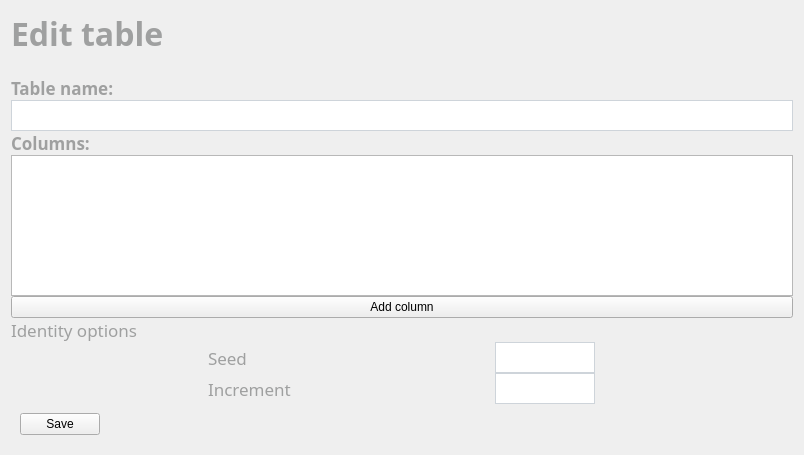
Old version of the form NBAdmin/ModifyTableTab.ui in the repository gitnitrosbase/QtAdmin.
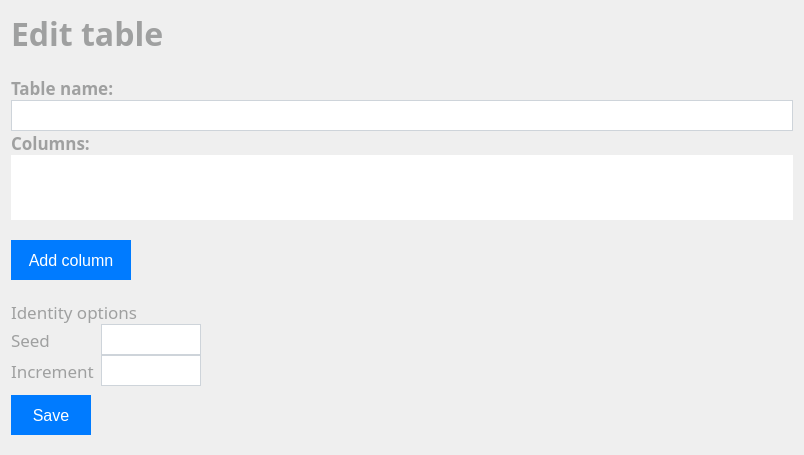
New version of the form. Icons and pictures are not drawn.

What changed in the file:
```diff
--- a/NBAdmin/ModifyTableTab.ui
+++ b/NBAdmin/ModifyTableTab.ui
@@ -18,77 +18,71 @@
     <number>0</number>
    </property>
    <item row="8" column="0">
-    <widget class="QLabel" name="label_3">
-     <property name="font">
-      <font>
-       <family>Segoe UI Semibold</family>
-       <pointsize>13</pointsize>
-      </font>
-     </property>
-     <property name="styleSheet">
-      <string notr="true">color: #9fa0a0;</string>
-     </property>
-     <property name="text">
-      <string>Identity options</string>
-     </property>
-    </widget>
-   </item>
-   <item row="10" column="0" alignment="Qt::AlignLeft">
-    <widget class="QWidget" name="horizontalWidget" native="true">
-     <layout class="QHBoxLayout" name="horizontalLayout">
-      <item>
-       <widget class="QPushButton" name="saveButton">
-        <property name="sizePolicy">
-         <sizepolicy hsizetype="Fixed" vsizetype="Fixed">
-          <horstretch>0</horstretch>
-          <verstretch>0</verstretch>
-         </sizepolicy>
-        </property>
-        <property name="text">
-         <string>Save</string>
-        </property>
-       </widget>
-      </item>
-     </layout>
-    </widget>
-   </item>
-   <item row="7" column="0">
     <widget class="QPushButton" name="addRowButton">
+     <property name="sizePolicy">
+      <sizepolicy hsizetype="Fixed" vsizetype="Fixed">
+       <horstretch>0</horstretch>
+       <verstretch>0</verstretch>
+      </sizepolicy>
+     </property>
+     <property name="minimumSize">
+      <size>
+       <width>120</width>
+       <height>40</height>
+      </size>
+     </property>
+     <property name="maximumSize">
+      <size>
+       <width>80</width>
+       <height>40</height>
+      </size>
+     </property>
+     <property name="baseSize">
+      <size>
+       <width>80</width>
+       <height>40</height>
+      </size>
+     </property>
+     <property name="font">
+      <font>
+       <family>Segoe UI</family>
+       <pointsize>12</pointsize>
+      </font>
+     </property>
+     <property name="styleSheet">
+      <string notr="true">QPushButton {
+    color: #fff;
+	background-color: #007bff;
+	border: 1px solid #007bff;
+}
+QPushButton:hover {
+	background-color: #0069d9;
+    border-color: #0062cc;
+}</string>
+     </property>
      <property name="text">
       <string>Add column</string>
      </property>
     </widget>
    </item>
-   <item row="9" column="0">
-    <layout class="QGridLayout" name="gridLayout_2">
-     <item row="1" column="0">
-      <widget class="QLabel" name="label_5">
-       <property name="minimumSize">
-        <size>
-         <width>90</width>
-         <height>0</height>
-        </size>
-       </property>
-       <property name="maximumSize">
+   <item row="7" column="0">
+    <spacer name="verticalSpacer_2">
+     <property name="orientation">
+      <enum>Qt::Vertical</enum>
+     </property>
+     <property name="sizeType">
+      <enum>QSizePolicy::Fixed</enum>
+     </property>
+     <property name="sizeHint" stdset="0">
         <size>
-         <width>90</width>
-         <height>16777215</height>
-        </size>
-       </property>
-       <property name="font">
-        <font>
-         <family>Segoe UI Semibold</family>
-         <pointsize>13</pointsize>
-        </font>
-       </property>
-       <property name="styleSheet">
-        <string notr="true">color: #9fa0a0;</string>
-       </property>
-       <property name="text">
-        <string>Increment</string>
-       </property>
-      </widget>
-     </item>
+       <width>20</width>
+       <height>20</height>
+      </size>
+     </property>
+    </spacer>
+   </item>
+   <item row="11" column="0">
+    <layout class="QFormLayout" name="formLayout">
      <item row="0" column="0">
       <widget class="QLabel" name="label_4">
        <property name="minimumSize">
@@ -133,7 +127,8 @@
        </property>
        <property name="font">
         <font>
-         <bold>false</bold>
+         <family>Segoe UI</family>
+         <pointsize>12</pointsize>
         </font>
        </property>
        <property name="styleSheet">
@@ -144,6 +139,34 @@
        </property>
       </widget>
      </item>
+     <item row="1" column="0">
+      <widget class="QLabel" name="label_5">
+       <property name="minimumSize">
+        <size>
+         <width>90</width>
+         <height>0</height>
+        </size>
+       </property>
+       <property name="maximumSize">
+        <size>
+         <width>90</width>
+         <height>16777215</height>
+        </size>
+       </property>
+       <property name="font">
+        <font>
+         <family>Segoe UI Semibold</family>
+         <pointsize>13</pointsize>
+        </font>
+       </property>
+       <property name="styleSheet">
+        <string notr="true">color: #9fa0a0;</string>
+       </property>
+       <property name="text">
+        <string>Increment</string>
+       </property>
+      </widget>
+     </item>
      <item row="1" column="1">
       <widget class="QLineEdit" name="IncrementLineEdit">
        <property name="minimumSize">
@@ -160,6 +183,9 @@
        </property>
        <property name="font">
         <font>
+         <family>Segoe UI</family>
+         <pointsize>12</pointsize>
+         <weight>50</weight>
          <bold>false</bold>
         </font>
        </property>
@@ -172,26 +198,218 @@
      </item>
     </layout>
    </item>
-   <item row="2" column="0">
-    <widget class="QLabel" name="label">
+   <item row="3" column="0">
+    <widget class="QLineEdit" name="lineEdit">
+     <property name="minimumSize">
+      <size>
+       <width>0</width>
+       <height>31</height>
+      </size>
+     </property>
+     <property name="maximumSize">
+      <size>
+       <width>16777215</width>
+       <height>31</height>
+      </size>
+     </property>
+     <property name="baseSize">
+      <size>
+       <width>0</width>
+       <height>31</height>
+      </size>
+     </property>
+     <property name="font">
+      <font>
+       <family>Segoe UI Semibold</family>
+       <weight>75</weight>
+       <bold>true</bold>
+      </font>
+     </property>
+     <property name="styleSheet">
+      <string notr="true">QLineEdit {
+	border: 1px solid #ced4da;
+}</string>
+     </property>
+    </widget>
+   </item>
+   <item row="12" column="0" alignment="Qt::AlignLeft">
+    <widget class="QWidget" name="horizontalWidget" native="true">
+     <layout class="QHBoxLayout" name="horizontalLayout">
+      <property name="leftMargin">
+       <number>0</number>
+      </property>
+      <item>
+       <widget class="QPushButton" name="saveButton">
      <property name="sizePolicy">
-      <sizepolicy hsizetype="Expanding" vsizetype="Fixed">
+         <sizepolicy hsizetype="Fixed" vsizetype="Fixed">
        <horstretch>0</horstretch>
        <verstretch>0</verstretch>
       </sizepolicy>
      </property>
+        <property name="minimumSize">
+         <size>
+          <width>80</width>
+          <height>40</height>
+         </size>
+        </property>
+        <property name="maximumSize">
+         <size>
+          <width>80</width>
+          <height>40</height>
+         </size>
+        </property>
      <property name="font">
       <font>
-       <family>Segoe UI Semibold</family>
-       <pointsize>13</pointsize>
-       <bold>true</bold>
+          <family>Segoe UI</family>
+          <pointsize>12</pointsize>
       </font>
      </property>
      <property name="styleSheet">
-      <string notr="true">color: #9fa0a0;</string>
+         <string notr="true">QPushButton {
+    color: #fff;
+	background-color: #007bff;
+	border: 1px solid #007bff;
+}
+QPushButton:hover {
+	background-color: #0069d9;
+    border-color: #0062cc;
+}</string>
      </property>
      <property name="text">
-      <string>Table name:</string>
+         <string>Save</string>
+        </property>
+       </widget>
+      </item>
+     </layout>
+    </widget>
+   </item>
+   <item row="6" column="0">
+    <widget class="QTableWidget" name="tableWidget">
+     <property name="styleSheet">
+      <string notr="true">QCheckBox {
+    spacing: 5px;
+	margin-left: 40%;
+}
+
+QCheckBox::indicator {
+    background-color: rgb(255, 255, 255);
+    width: 13px;
+    height: 13px;
+  	border: 1px solid #ced4da;
+    border-radius: 4px;
+}
+
+QCheckBox::indicator:checked {
+	width: 13px;
+	height: 13px;
+	image: url(:/images/checked_icon-icons.com_65162.svg);
+}
+
+QComboBox {
+	font: 10pt &quot;Segoe UI&quot;;
+    color: #555;
+	border: 0px solid #ced4da;
+	/*padding: 0 10px 0 10px;*/
+}
+
+QComboBox::drop-down 
+{
+    border: 0px;
+}
+
+QComboBox::down-arrow {
+	image: url(:/images/arrow.svg);
+	width: 10px;
+	height: 10px;
+}
+
+QComboBox::on {
+	border: 4px solid #c2dbfe;
+}
+
+QComboBox QListView {
+	font-size: 12px;
+	border: 1px solid rgba(0,0,0,10%);
+	padding: 5px;	
+	background-color: #fff;
+	outline: 0px;
+}
+
+QComboBox QListView::item {
+	font: 10pt &quot;Segoe UI&quot;;
+	padding-left: 10px;
+	background-color: #fff;
+	
+}
+
+QComboBox QListView::item {	
+	background-color: #1e90ff;
+}
+
+QComboBox QListView::item::selectd {
+	background-color: #1e90ff;
+}
+
+#tableWidget {
+	color: #555;
+	font: 10pt &quot;Segoe UI&quot;;
+	border: 0px
+}
+
+#tableWidget::item 
+{
+	background-color: rgb(255, 255, 255);
+/*border-top: 1px solid #ced4da;*/
+}
+
+QLineEdit {
+	border: 0px;
+}
+
+QPushButton {
+	
+	background-color: rgb(255, 255, 255);
+	margin-left: 40%;
+	max-width: 15px;
+	image: url(:/images/icons8-close.svg);
+	background-color: transparent;
+	border: 0 px;
+}
+
+QPushButton::hover {
+	image: url(:/images/icons8-selected-close.svg);
+}
+#tableWidget QHeaderView {
+	border: 0px solid #ced4da;
+}
+
+
+QHeaderView::section {
+	 border: 1px solid #ced4da;
+	 border-left: 0px;
+}
+
+/*
+QTableCornerButton::section {
+	 border: 0px solid #ced4da;
+}
+*/
+QScrollBar:vertical {
+	width: 6px;
+    background: #fff;
+}
+QScrollBar::handle:vertical {
+    background: #ececec;
+}
+
+QScrollBar:horizontal {
+	height: 6px;
+    background: #fff;
+}
+QScrollBar::handle:horizontal {
+	/*max-height: 6px;*/
+    background: #ececec;
+}</string>
      </property>
     </widget>
    </item>
@@ -218,8 +436,45 @@
      </property>
     </widget>
    </item>
-   <item row="6" column="0">
-    <widget class="QTableWidget" name="tableWidget"/>
+   <item row="2" column="0">
+    <widget class="QLabel" name="label">
+     <property name="sizePolicy">
+      <sizepolicy hsizetype="Expanding" vsizetype="Fixed">
+       <horstretch>0</horstretch>
+       <verstretch>0</verstretch>
+      </sizepolicy>
+     </property>
+     <property name="font">
+      <font>
+       <family>Segoe UI Semibold</family>
+       <pointsize>13</pointsize>
+       <weight>75</weight>
+       <bold>true</bold>
+      </font>
+     </property>
+     <property name="styleSheet">
+      <string notr="true">color: #9fa0a0;</string>
+     </property>
+     <property name="text">
+      <string>Table name:</string>
+     </property>
+    </widget>
+   </item>
+   <item row="10" column="0">
+    <widget class="QLabel" name="label_3">
+     <property name="font">
+      <font>
+       <family>Segoe UI Semibold</family>
+       <pointsize>13</pointsize>
+      </font>
+     </property>
+     <property name="styleSheet">
+      <string notr="true">color: #9fa0a0;</string>
+     </property>
+     <property name="text">
+      <string>Identity options</string>
+     </property>
+    </widget>
    </item>
    <item row="4" column="0">
     <widget class="QLabel" name="label_2">
@@ -254,38 +509,21 @@
      </property>
     </spacer>
    </item>
-   <item row="3" column="0">
-    <widget class="QLineEdit" name="lineEdit">
-     <property name="minimumSize">
-      <size>
-       <width>0</width>
-       <height>31</height>
-      </size>
+   <item row="9" column="0">
+    <spacer name="verticalSpacer_3">
+     <property name="orientation">
+      <enum>Qt::Vertical</enum>
      </property>
-     <property name="maximumSize">
-      <size>
-       <width>16777215</width>
-       <height>31</height>
-      </size>
+     <property name="sizeType">
+      <enum>QSizePolicy::Fixed</enum>
      </property>
-     <property name="baseSize">
+     <property name="sizeHint" stdset="0">
       <size>
-       <width>0</width>
-       <height>31</height>
+       <width>20</width>
+       <height>20</height>
       </size>
      </property>
-     <property name="font">
-      <font>
-       <family>Segoe UI Semibold</family>
-       <bold>true</bold>
-      </font>
-     </property>
-     <property name="styleSheet">
-      <string notr="true">QLineEdit {
-	border: 1px solid #ced4da;
-}</string>
-     </property>
-    </widget>
+    </spacer>
    </item>
   </layout>
  </widget>
```
Left out of the diff: 2 changed lines with no effect on the pictures. Lines whose indentation alone changed are shown as unchanged.
